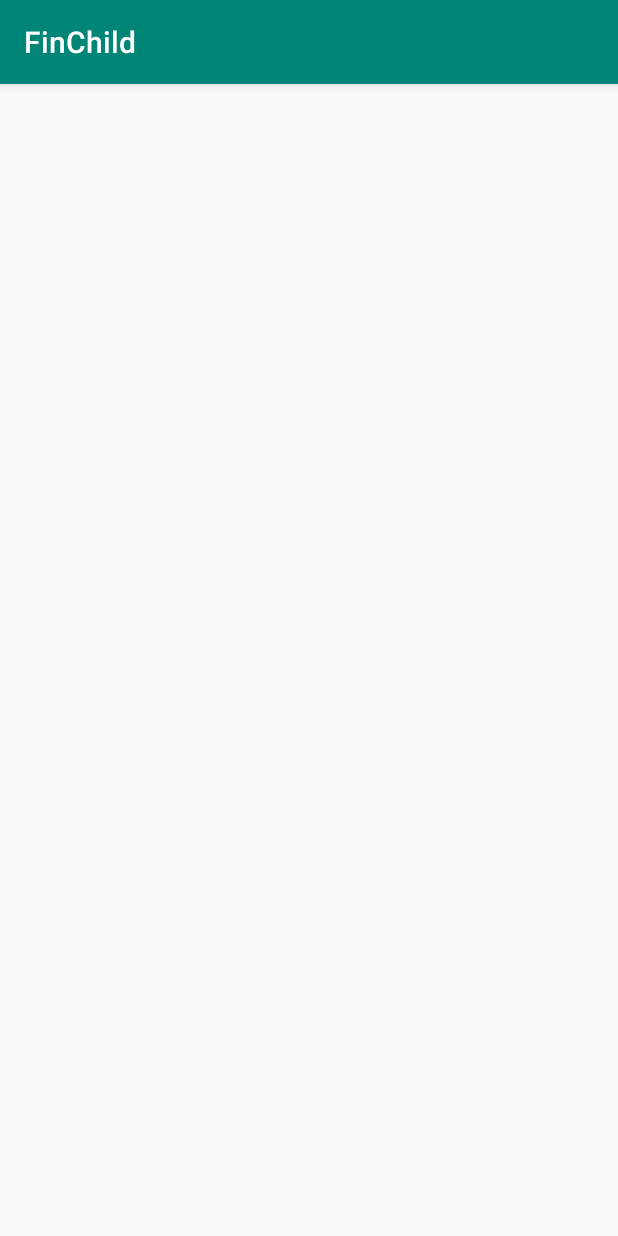
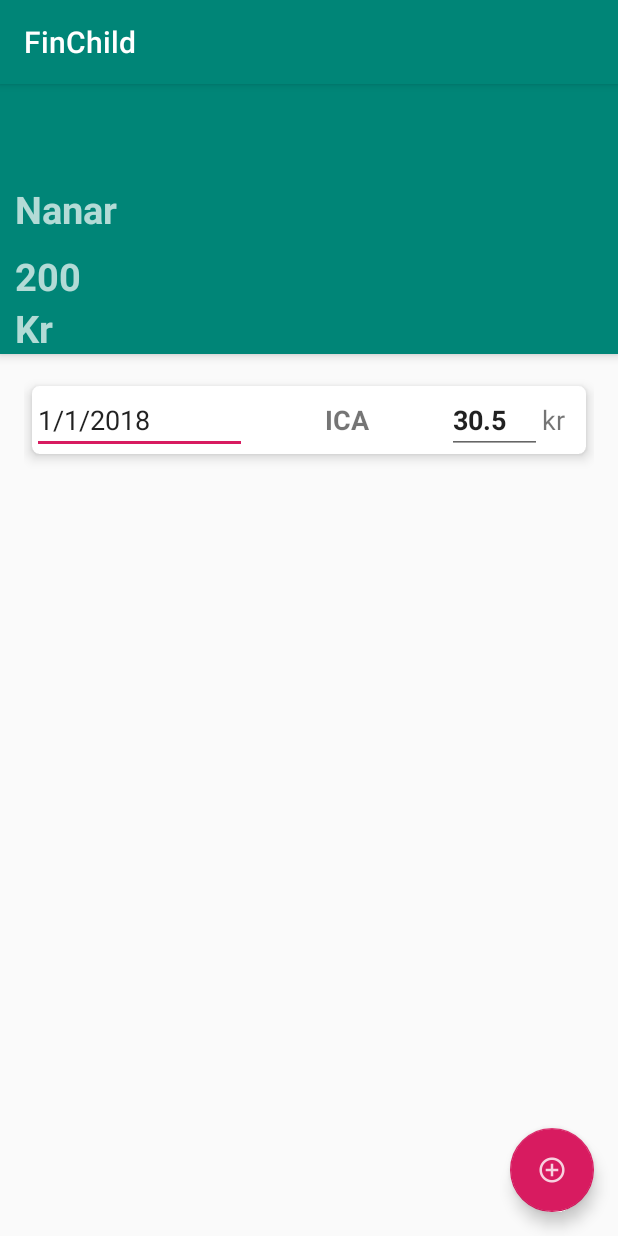
Before and after one commit to HoppaTeamSDA4/Finchild, an Android app: the screen it shows after launch (MainActivity), on a phone screen of 412 x 824 dp. Run offline under Robolectric (Android 15) with nearby library versions, the phone set to English and light mode, and no system bars.

Commit message:
showing the purchase details

```diff
--- a/app/build.gradle
+++ b/app/build.gradle
@@ -27,5 +27,6 @@ dependencies {
     androidTestImplementation 'com.android.support.test.espresso:espresso-core:3.0.2'
     implementation 'com.android.support:recyclerview-v7:28.0.0'
     implementation 'com.android.support:design:28.0.0'
+    implementation 'com.android.support:cardview-v7:28.0.0'
 
 }
--- a/app/src/main/java/com/finchild/hoppateam/sda4/finchild/MainActivity.java
+++ b/app/src/main/java/com/finchild/hoppateam/sda4/finchild/MainActivity.java
@@ -1,18 +1,19 @@
 package com.finchild.hoppateam.sda4.finchild;
 
-import android.support.design.widget.FloatingActionButton;
 import android.support.v7.app.AppCompatActivity;
 import android.os.Bundle;
 import android.support.v7.widget.LinearLayoutManager;
 import android.support.v7.widget.RecyclerView;
-import android.view.View;
-import java.util.LinkedList;
+
+import java.util.ArrayList;
+import java.util.List;
 
 public class MainActivity extends AppCompatActivity {
 
     private RecyclerView mRecyclerView;
-    private RecyclerView.Adapter mAdapter;
-    private final LinkedList<String> mWordList = new LinkedList<>();
+    private RecyclerView.Adapter adapter;
+    List<Purchase_Details> purchases = new ArrayList<>();
+
 
     @Override
     protected void onCreate(Bundle savedInstanceState) {
@@ -20,34 +21,25 @@ public class MainActivity extends AppCompatActivity {
         super.onCreate(savedInstanceState);
         setContentView(R.layout.activity_main2);
 
-        FloatingActionButton fab = findViewById(R.id.fab);
-        fab.setOnClickListener(new View.OnClickListener() {
-            @Override
-            public void onClick(View v) {
-                int wordlistSize =mWordList.size();
-                //add the new word to the list
-                mWordList.addLast("+ Purchase " + wordlistSize);
-                // Notify the adapter, that the data has changed
-                mRecyclerView.getAdapter().notifyItemInserted(wordlistSize);
-                //Scroll to the button
-                mRecyclerView.smoothScrollToPosition(wordlistSize);
-            }
-        });
+        //purchases = new ArrayList<Purchase_Details>();
+         initialiseData();
 
 
-        // put data into the wordlist
-        for (int i = 0; i < 20; i++) {
-            mWordList.addLast(" Purchase " + i);
-        }
         //Create recycler view
         mRecyclerView = (RecyclerView) findViewById(R.id.recyclerview);
         // create an adapter and supply the data to be displayed
-        mAdapter = new MyAdapter(this, mWordList);
-        //Connect the adapter with REcycler View
-        mRecyclerView.setAdapter(mAdapter);
+        adapter = new RVAdapter(this, purchases);
+        //Connect the adapter with RecyclerView
+        mRecyclerView.setAdapter(adapter);
         //Give the recycler view a default layout manager
         mRecyclerView.setLayoutManager(new LinearLayoutManager(this));
+    }
 
+    // Method of Initiating Data in the list, to be called for the RecyclerView
+         public void initialiseData(){
 
+        purchases.add(new Purchase_Details("1/1/2018", "ICA", 30.5));
+        purchases.add(new Purchase_Details("1/2/2018", "MAXI", 20.5));
+
+        }
     }
-}
--- /dev/null
+++ b/app/src/main/java/com/finchild/hoppateam/sda4/finchild/Purchase_Details.java
@@ -0,0 +1,47 @@
+package com.finchild.hoppateam.sda4.finchild;
+
+import java.util.ArrayList;
+import java.util.List;
+
+public class Purchase_Details {
+      String purchase_date;
+      String store;
+        double amount;
+
+
+    Purchase_Details(String purchase_date, String store, double amount) {
+        this.purchase_date = purchase_date;
+        this.amount = amount;
+        this.store = store;
+
+    }
+
+    public void setPurchase_date(String purchase_date) {
+        this.purchase_date = purchase_date;
+    }
+
+    public void setStore(String store) {
+        this.store = store;
+    }
+
+    public void setAmount(double amount) {
+        this.amount = amount;
+    }
+
+
+
+    public double getAmount() {
+        return amount;
+    }
+
+    public String getPurchase_date() {
+        return purchase_date;
+    }
+
+    public String getStore() {
+        return store;
+    }
+
+
+
+}
--- /dev/null
+++ b/app/src/main/java/com/finchild/hoppateam/sda4/finchild/RVAdapter.java
@@ -0,0 +1,69 @@
+package com.finchild.hoppateam.sda4.finchild;
+
+import android.content.Context;
+import android.support.annotation.NonNull;
+import android.support.v7.widget.CardView;
+import android.support.v7.widget.RecyclerView;
+import android.view.LayoutInflater;
+import android.view.View;
+import android.view.ViewGroup;
+import android.widget.EditText;
+import android.widget.TextView;
+
+import java.util.ArrayList;
+import java.util.List;
+
+public class RVAdapter extends RecyclerView.Adapter<RVAdapter.PurchaseViewHolder> {
+
+    Context context;
+    private final LayoutInflater mInflater;
+    List<Purchase_Details> Purchases;
+
+
+    public static class PurchaseViewHolder extends RecyclerView.ViewHolder {
+
+        CardView cardView;
+        EditText purchase_date;
+        TextView store;
+        EditText amount;
+        RVAdapter mAdapter;
+
+        public PurchaseViewHolder(@NonNull View itemView, RVAdapter adapter) {
+            super(itemView);
+            this.mAdapter = adapter;
+            cardView = (CardView) itemView.findViewById(R.id.purchase_cardview);
+            purchase_date = (EditText) itemView.findViewById(R.id.purchase_date);
+            store = (TextView) itemView.findViewById(R.id.store);
+            amount = (EditText) itemView.findViewById(R.id.amount);
+        }
+    }
+
+
+    public RVAdapter(Context context, List<Purchase_Details> Purchases) {
+        mInflater = LayoutInflater.from(context);
+        this.Purchases = Purchases;
+    }
+
+
+    @NonNull
+    @Override
+    public PurchaseViewHolder onCreateViewHolder(@NonNull ViewGroup viewGroup, int i) {
+        View view = LayoutInflater.from(viewGroup.getContext())
+                .inflate(R.layout.purchase_view, viewGroup, false);
+        return new PurchaseViewHolder(view, this);
+    }
+
+    @Override
+    public void onBindViewHolder(@NonNull PurchaseViewHolder purchaseViewHolder, int i) {
+        Purchase_Details purchase = Purchases.get(i);
+        purchaseViewHolder.purchase_date.setText(Purchases.get(i).getPurchase_date());
+        purchaseViewHolder.store.setText(Purchases.get(i).getStore());
+        purchaseViewHolder.amount.setText(String.valueOf(Purchases.get(i).getAmount()));
+    }
+
+    @Override
+    public int getItemCount() {
+        return Purchases.size();
+    }
+
+}
--- /dev/null
+++ b/app/src/main/res/layout/activity_main2.xml
@@ -0,0 +1,65 @@
+<?xml version="1.0" encoding="utf-8"?>
+<android.support.design.widget.CoordinatorLayout
+    xmlns:android="http://schemas.android.com/apk/res/android"
+    xmlns:app="http://schemas.android.com/apk/res-auto"
+    xmlns:tools="http://schemas.android.com/tools"
+    android:layout_width="match_parent"
+    android:layout_height="match_parent"
+    tools:context=".MainActivity">
+
+    <android.support.design.widget.AppBarLayout
+        android:layout_width="match_parent"
+        android:layout_height="wrap_content"
+        android:theme="@style/AppTheme.AppBarOverlay">
+
+        <android.support.v7.widget.Toolbar
+            android:id="@+id/toolbar"
+            android:layout_width="match_parent"
+            android:layout_height="?attr/actionBarSize"
+            android:background="?attr/colorPrimary"
+            app:popupTheme="@style/AppTheme.PopupOverlay" />
+
+        <TextView
+            android:id="@+id/child_name"
+            android:layout_width="wrap_content"
+            android:layout_height="wrap_content"
+            android:padding="10dp"
+            android:text="Nanar"
+            android:textSize="25dp"
+            android:textStyle="bold"
+            />
+
+        <TextView
+            android:id="@+id/balance"
+            android:layout_width="wrap_content"
+            android:layout_height="wrap_content"
+            android:text="200"
+            android:textSize="25dp"
+            android:textStyle="bold"
+            android:paddingLeft="10dp"
+            />
+
+        <TextView
+            android:id="@+id/kr"
+            android:layout_width="wrap_content"
+            android:layout_height="wrap_content"
+            android:text="Kr"
+            android:textSize="25dp"
+            android:textStyle="bold"
+            android:paddingLeft="10dp"
+            />
+
+    </android.support.design.widget.AppBarLayout>
+
+
+    <include layout="@layout/content_main" />
+
+    <android.support.design.widget.FloatingActionButton
+        android:id="@+id/fab"
+        android:layout_width="wrap_content"
+        android:layout_height="wrap_content"
+        android:layout_gravity="bottom|end"
+        android:layout_margin="16dp"
+        app:srcCompat="@drawable/ic_add_for_fab" />
+
+</android.support.design.widget.CoordinatorLayout>
--- /dev/null
+++ b/app/src/main/res/layout/content_main.xml
@@ -0,0 +1,17 @@
+<android.support.constraint.ConstraintLayout
+    xmlns:android="http://schemas.android.com/apk/res/android"
+    xmlns:app="http://schemas.android.com/apk/res-auto"
+    xmlns:tools="http://schemas.android.com/tools"
+    android:layout_width="match_parent"
+    android:layout_height="match_parent"
+    app:layout_behavior="@string/appbar_scrolling_view_behavior"
+    tools:context=".MainActivity"
+    tools:showIn="@layout/activity_main2">
+
+   <android.support.v7.widget.RecyclerView
+       android:id="@+id/recyclerview"
+       android:layout_width="match_parent"
+       android:layout_height="match_parent">
+   </android.support.v7.widget.RecyclerView>
+
+</android.support.constraint.ConstraintLayout>
--- /dev/null
+++ b/app/src/main/res/layout/purchase_view.xml
@@ -0,0 +1,68 @@
+<?xml version="1.0" encoding="utf-8"?>
+<LinearLayout xmlns:android="http://schemas.android.com/apk/res/android"
+    xmlns:app="http://schemas.android.com/apk/res-auto"
+    android:layout_width="match_parent"
+    android:layout_height="match_parent"
+    android:gravity="top|center"
+    android:orientation="vertical"
+    android:padding="16dp">
+
+
+    <android.support.v7.widget.CardView
+        xmlns:card_view="http://schemas.android.com/apk/res-auto"
+        android:id="@+id/purchase_cardview"
+        android:layout_width="match_parent"
+        android:layout_height="wrap_content"
+        android:layout_margin="5dp"
+        android:background="@color/design_default_color_primary"
+        card_view:cardCornerRadius="5dp"
+        card_view:cardElevation="5dp"
+        card_view:cardUseCompatPadding="false"
+        >
+
+        <LinearLayout
+            android:layout_width="match_parent"
+            android:layout_height="match_parent"
+            android:orientation="horizontal">
+
+            <EditText
+                android:id="@+id/purchase_date"
+                android:layout_width="130dp"
+                android:layout_height="wrap_content"
+                android:layout_weight="1"
+                android:ems="10"
+                android:inputType="date"
+                android:text="10/10/2018" />
+
+            <TextView
+                android:id="@+id/store"
+                android:layout_width="120dp"
+                android:layout_height="wrap_content"
+                android:layout_weight="1"
+                android:ems="10"
+                android:text="ICA"
+                android:textAlignment="center"
+                android:textSize="18sp"
+                android:textStyle="bold" />
+
+            <EditText
+                android:id="@+id/amount"
+                android:layout_width="50dp"
+                android:layout_height="wrap_content"
+                android:layout_weight="1"
+                android:ems="10"
+                android:inputType="number"
+                android:text="230"
+                android:textStyle="bold" />
+
+            <TextView
+                android:id="@+id/textView"
+                android:layout_width="wrap_content"
+                android:layout_height="wrap_content"
+                android:layout_weight="1"
+                android:text="kr"
+                android:textSize="18sp" />
+        </LinearLayout>
+    </android.support.v7.widget.CardView>
+
+</LinearLayout>
--- /dev/null
+++ b/app/src/main/res/layout/wordlist_item.xml
@@ -0,0 +1,13 @@
+<?xml version="1.0" encoding="utf-8"?>
+<LinearLayout
+    xmlns:android="http://schemas.android.com/apk/res/android"
+    android:layout_width="match_parent"
+    android:layout_height="wrap_content"
+    android:orientation="vertical"
+    android:padding="6dp">
+
+    <TextView
+        android:id="@+id/word"
+        style="@style/word_tittle"/>
+
+</LinearLayout>
```
Also changed, not shown: app/src/main/res/drawable-hdpi/ic_add_for_fab.png (added), app/src/main/res/drawable-mdpi/ic_add_for_fab.png (added), app/src/main/res/drawable-xhdpi/ic_add_for_fab.png (added), app/src/main/res/drawable-xxhdpi/ic_add_for_fab.png (added), app/src/main/res/drawable-xxxhdpi/ic_add_for_fab.png (added).
